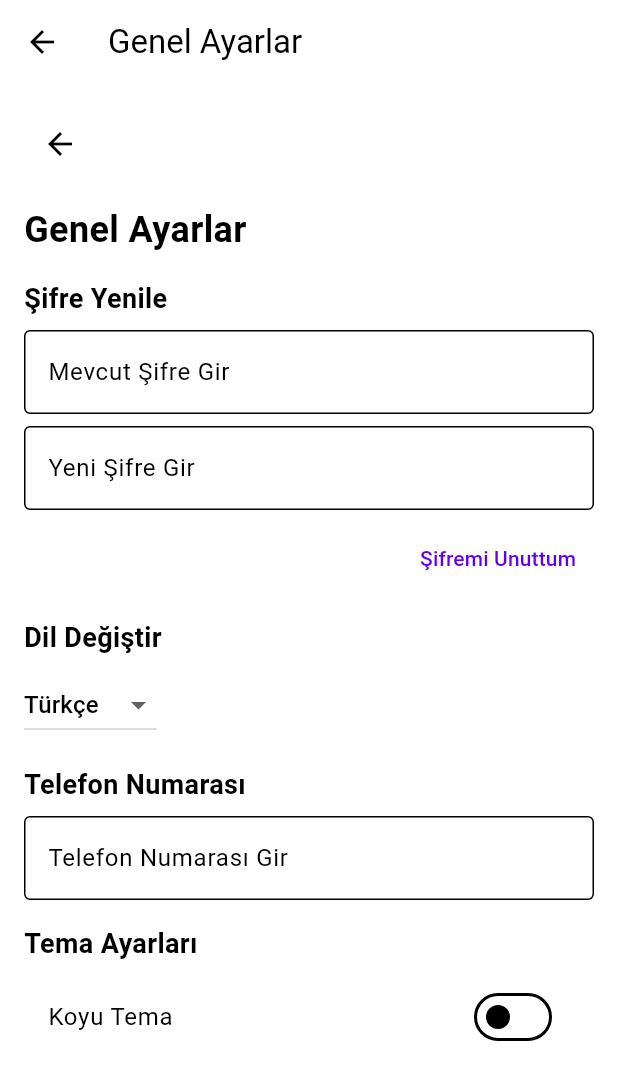
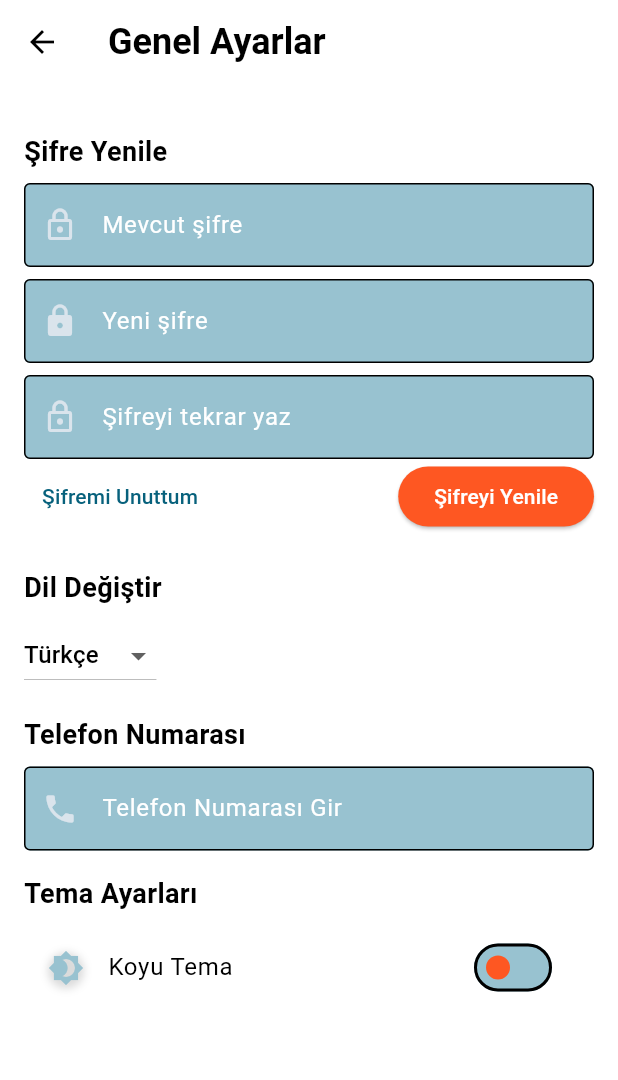
Before and after one commit to MrBigBearrTR/guide_up, a Flutter app: the GeneralSettings screen opened by its route, on a phone screen of 412 x 824 dp. Shown: the top 1080 px of the screen. Run offline on Flutter 3.47's test engine with Material 2 defaults, Android fonts, the phone set to English and light mode, and no system bars; our stand-ins replace carousel_slider, cloud_firestore, curved_navigation_bar, firebase_auth, firebase_core, flutter_secure_storage and 5 more; accounts and stored records are empty; network calls fail.

Commit message:
general_settings.dart dosyası düzenlendi.

```diff
--- a/lib/pages/profile/general_settings.dart
+++ b/lib/pages/profile/general_settings.dart
@@ -1,4 +1,27 @@
 import 'package:flutter/material.dart';
+
+void main() {
+  runApp(const MyApp());
+}
+
+class MyApp extends StatelessWidget {
+  const MyApp({super.key});
+
+  @override
+  Widget build(BuildContext context) {
+    return MaterialApp(
+      title: 'General Settings',
+      theme: ThemeData(
+        primarySwatch: Colors.blue,
+        brightness: Brightness.light, // Varsayılan olarak açık tema
+      ),
+      darkTheme: ThemeData(
+        brightness: Brightness.dark, // Koyu tema ayarı
+      ),
+      home: const GeneralSettings(),
+    );
+  }
+}
 
 class GeneralSettings extends StatefulWidget {
   const GeneralSettings({Key? key}) : super(key: key);
@@ -8,29 +31,23 @@ class GeneralSettings extends StatefulWidget {
 }
 
 class _GeneralSettingsState extends State<GeneralSettings> {
+  bool _isPasswordChanged = false;
+  bool _isDarkThemeEnabled = false; // Koyu tema durumu
 
   @override
   Widget build(BuildContext context) {
     return Scaffold(
       appBar: AppBar(
-        title: const Text('Genel Ayarlar'),
+        title: const Text(
+          'Genel Ayarlar',
+          style: TextStyle(fontSize: 24.0, fontWeight: FontWeight.bold),
+        ),
       ),
       body: SingleChildScrollView(
         padding: const EdgeInsets.all(16.0),
         child: Column(
           crossAxisAlignment: CrossAxisAlignment.start,
           children: [
-            IconButton(
-              icon: const Icon(Icons.arrow_back),
-              onPressed: () {
-                // Geri butonuna basıldığında yapılacak işlemler
-              },
-            ),
-            const SizedBox(height: 16.0),
-            const Text(
-              'Genel Ayarlar',
-              style: TextStyle(fontSize: 24.0, fontWeight: FontWeight.bold),
-            ),
             const SizedBox(height: 16.0),
             _buildPasswordSection(),
             const SizedBox(height: 16.0),
@@ -56,27 +73,113 @@ class _GeneralSettingsState extends State<GeneralSettings> {
         const SizedBox(height: 8.0),
         const TextField(
           decoration: InputDecoration(
-            labelText: 'Mevcut Şifre Gir',
-            border: OutlineInputBorder(),
+            labelText: 'Mevcut şifre',
+            floatingLabelStyle: TextStyle(
+              color: Color(0xFFFE5722), // Metin rengi
+            ),
+            border: OutlineInputBorder(
+              borderSide: BorderSide(color: Color(0xFF98C2D0)), // Kutunun çevresi rengi
+            ),
+            focusedBorder: OutlineInputBorder(
+              borderSide: BorderSide(color: Color(0xFFFE5722)), // Odaklandığında kutunun çevresi rengi
+            ),
+            prefixIcon: Icon(
+              Icons.lock_outlined,
+              color: Color(0xFFDAE4EC), // Icon rengi
+            ),
+            filled: true,
+            fillColor: Color(0xFF98C2D0), // Kutunun iç dolgu rengi
+            labelStyle: TextStyle(
+              color: Color(0xFFFFFFFF), // Metin rengi
+            ),
           ),
+          cursorColor: Color(0xFFEEEEEE), // İmleç rengi
         ),
         const SizedBox(height: 8.0),
         const TextField(
           decoration: InputDecoration(
-            labelText: 'Yeni Şifre Gir',
-            border: OutlineInputBorder(),
+            labelText: 'Yeni şifre',
+            floatingLabelStyle: TextStyle(
+              color: Color(0xFFFE5722), // Metin rengi
+            ),
+            border: OutlineInputBorder(
+              borderSide: BorderSide(color: Color(0xFF98C2D0)), // Kutunun çevresi rengi
+            ),
+            focusedBorder: OutlineInputBorder(
+              borderSide: BorderSide(color: Color(0xFFFE5722)), // Odaklandığında kutunun çevresi rengi
+            ),
+            prefixIcon: Icon(
+              Icons.lock,
+              color: Color(0xFFDAE4EC), // Icon rengi
+            ),
+            filled: true,
+            fillColor: Color(0xFF98C2D0), // Kutunun iç dolgu rengi
+            labelStyle: TextStyle(
+              color: Color(0xFFFFFFFF), // Metin rengi
+            ),
           ),
+          cursorColor: Color(0xFFEEEEEE), // İmleç rengi
         ),
         const SizedBox(height: 8.0),
-        Align(
-          alignment: Alignment.centerRight,
-          child: TextButton(
-            onPressed: () {
-              // Şifremi Unuttum butonuna basıldığında yapılacak işlemler
-            },
-            child: const Text('Şifremi Unuttum'),
+        const TextField(
+          decoration: InputDecoration(
+            labelText: 'Şifreyi tekrar yaz',
+            floatingLabelStyle: TextStyle(
+              color: Color(0xFFFE5722), // Metin rengi
+    ),
+            border: OutlineInputBorder(
+              borderSide: BorderSide(color: Color(0xFF98C2D0)), // Kutunun çevresi rengi
+            ),
+            focusedBorder: OutlineInputBorder(
+              borderSide: BorderSide(color: Color(0xFFFE5722)), // Odaklandığında kutunun çevresi rengi
+            ),
+            prefixIcon: Icon(
+              Icons.lock_outlined,
+              color: Color(0xFFDAE4EC), // Icon rengi
+            ),
+            filled: true,
+            fillColor: Color(0xFF98C2D0), // Kutunun iç dolgu rengi
+            labelStyle: TextStyle(
+              color: Color(0xFFFFFFFF), // Metin rengi
+            ),
           ),
+          cursorColor: Color(0xFFEEEEEE), // İmleç rengi
         ),
+        const SizedBox(height: 1.0),
+        Row(
+          mainAxisAlignment: MainAxisAlignment.spaceBetween,
+          children: [
+            TextButton(
+              onPressed: () {
+                // Şifremi Unuttum butonuna basıldığında yapılacak işlemler
+              },
+              style: ButtonStyle(
+                foregroundColor: MaterialStateProperty.all<Color>(const Color(0xFF07617C)), // Buton metin rengi
+              ),
+              child: const Text('Şifremi Unuttum'),
+            ),
+            ElevatedButton(
+              onPressed: () {
+                // Şifreyi değiştirmeyi onayla butonuna basıldığında yapılacak işlemler
+                setState(() {
+                  _isPasswordChanged = true;
+                });
+              },
+              style: ButtonStyle(
+                backgroundColor: MaterialStateProperty.all<Color>(const Color(0xFFFE5722)), // Buton arkaplan rengi
+                foregroundColor: MaterialStateProperty.all<Color>(Colors.white), // Buton yazı rengi
+              ),
+              child: const Text('Şifreyi Yenile'),
+            ),
+
+          ],
+        ),
+        const SizedBox(height: 8.0),
+        if (_isPasswordChanged)
+          const Text(
+            'Şifre değiştirme başarılı!',
+            style: TextStyle(color: Colors.green),
+          ),
       ],
     );
   }
@@ -119,9 +222,29 @@ class _GeneralSettingsState extends State<GeneralSettings> {
         TextField(
           decoration: InputDecoration(
             labelText: 'Telefon Numarası Gir',
-            border: OutlineInputBorder(),
+            floatingLabelStyle: TextStyle(
+              color: Color(0xFFFE5722), // Metin rengi
+            ),
+            border: OutlineInputBorder(
+              borderSide: BorderSide(color: Color(0xFF98C2D0)), // Kutunun çevresi rengi
+            ),
+            focusedBorder: OutlineInputBorder(
+              borderSide: BorderSide(color: Color(0xFFFE5722)), // Odaklandığında kutunun çevresi rengi
+            ),
+            prefixIcon: Icon(
+              Icons.phone,
+              color: Color(0xFFDAE4EC), // Icon rengi
+            ),
+            filled: true,
+            fillColor: Color(0xFF98C2D0), // Kutunun iç dolgu rengi
+            labelStyle: TextStyle(
+              color: Color(0xFFFFFFFF), // Metin rengi
+            ),
           ),
+          cursorColor: Color(0xFFEEEEEE), // İmleç rengi
         ),
+
+
       ],
     );
   }
@@ -137,11 +260,36 @@ class _GeneralSettingsState extends State<GeneralSettings> {
         const SizedBox(height: 8.0),
         SwitchListTile(
           title: const Text('Koyu Tema'),
-          value: false, // Tema ayarının başlangıç durumu
+          value: _isDarkThemeEnabled,
           onChanged: (bool newValue) {
-            // Tema ayarı değiştirildiğinde yapılacak işlemler
+            setState(() {
+              _isDarkThemeEnabled = newValue;
+            });
           },
+          secondary: Container(
+            decoration: BoxDecoration(
+              shape: BoxShape.circle,
+              boxShadow: [
+                BoxShadow(
+                  color: Colors.black.withOpacity(0.14),
+                  blurRadius: 4,
+                  offset: const Offset(0, 2),
+                ),
+              ],
+            ),
+            child: IconTheme(
+              data: IconThemeData(
+                color: _isDarkThemeEnabled ? const Color(0xFF07617C) : const Color(0xFF98C2D0), // Icon rengi
+              ),
+              child: const Icon(Icons.brightness_4),
+            ),
+          ),
+          activeColor: const Color(0xFFFE5722), // Koyu tema etkinleştirildiğindeki renk
+          activeTrackColor: const Color(0xFF07617C), // Koyu tema etkinleştirildiğindeki renk
+          inactiveThumbColor: const Color(0xFFFE5722), // Koyu tema devre dışı bırakıldığında başlığın rengi
+          inactiveTrackColor: const Color(0xFF98C2D0), // Koyu tema devre dışı bırakıldığında iz sürücü rengi
         ),
+
       ],
     );
   }
```
